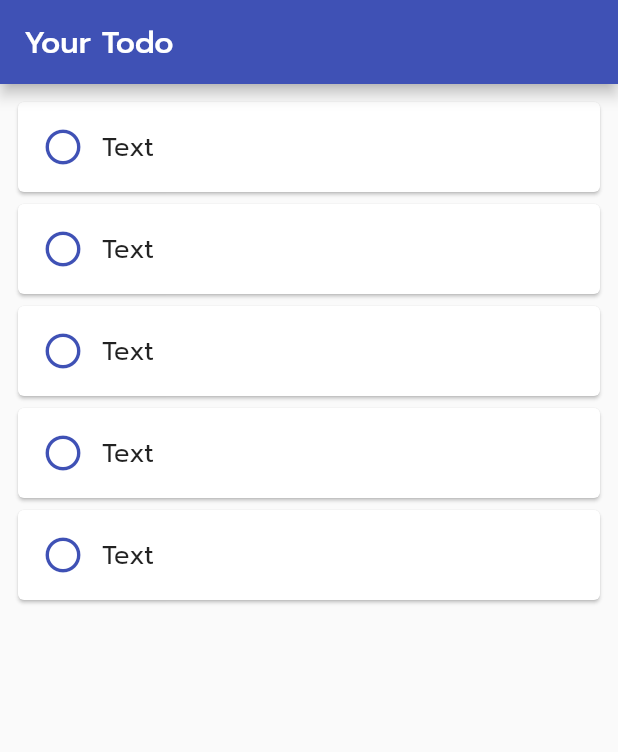
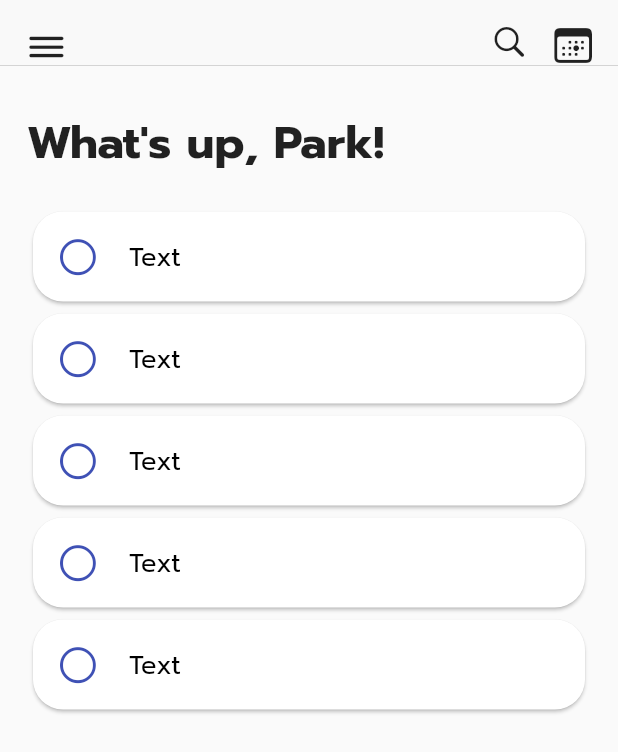
Before and after one commit to ParkSoravee/Todo_App, a Flutter app: the screen it shows after launch, on a phone screen of 412 x 824 dp. Shown: the top 752 px of the screen. Run offline on Flutter 3.47's test engine with Material 2 defaults, Android fonts, the phone set to English and light mode, and no system bars.

Commit message:
design base UI.

```diff
--- a/lib/providers/list.dart
+++ /dev/null
@@ -1,19 +0,0 @@
-import 'package:flutter/material.dart';
-
-class Todo {
-  final String title;
-
-  Todo(this.title);
-}
-
-class TodoList with ChangeNotifier {
-  List<Todo> todos = [];
-
-  List<Todo> get todo {
-    return [...todos];
-  }
-
-  void addTodo(Todo todo) {
-    todos.add(todo);
-  }
-}
--- /dev/null
+++ b/lib/providers/tasks.dart
@@ -0,0 +1,20 @@
+import 'package:flutter/material.dart';
+
+class Task {
+  final String id;
+  final String title;
+
+  Task(this.id, this.title);
+}
+
+class Tasks with ChangeNotifier {
+  List<Task> tasks = [];
+
+  List<Task> get todo {
+    return [...tasks];
+  }
+
+  void addTodo(Task task) {
+    tasks.add(task);
+  }
+}
--- a/lib/screens/todo_screen.dart
+++ b/lib/screens/todo_screen.dart
@@ -1,4 +1,5 @@
 import 'package:flutter/material.dart';
+import 'package:flutter/cupertino.dart';
 
 import 'package:todo_app/widgets/todo_card.dart';
 
@@ -11,14 +12,56 @@ class _TodoScreenState extends State<TodoScreen> {
   @override
   Widget build(BuildContext context) {
     return Scaffold(
-      appBar: AppBar(
-        title: Text('Your Todo'),
+      appBar: CupertinoNavigationBar(
+        padding: EdgeInsetsDirectional.all(15),
+        leading: Icon(CupertinoIcons.bars),
+        trailing: Row(
+          mainAxisSize: MainAxisSize.min,
+          children: [
+            Icon(
+              CupertinoIcons.search,
+              size: 25,
+            ),
+            SizedBox(
+              width: 15,
+            ),
+            Icon(
+              CupertinoIcons.calendar_today,
+              size: 30,
+            ),
+          ],
+        ),
       ),
       body: Container(
-        padding: EdgeInsets.all(8.0),
-        child: ListView.builder(
-          itemCount: 5,
-          itemBuilder: (ctx, index) => TodoCard(),
+        padding: EdgeInsets.symmetric(
+          horizontal: 18,
+          vertical: 18,
+        ),
+        child: Column(
+          children: [
+            Container(
+              padding: EdgeInsets.symmetric(vertical: 10),
+              width: double.infinity,
+              child: Text(
+                'What\'s up, Park!',
+                style: TextStyle(
+                  fontSize: 30,
+                  fontWeight: FontWeight.w700,
+                ),
+                textAlign: TextAlign.start,
+              ),
+            ),
+            Expanded(
+              child: Container(
+                // height: 500,
+                margin: EdgeInsets.only(top: 10.0),
+                child: ListView.builder(
+                  itemCount: 5,
+                  itemBuilder: (ctx, index) => TodoCard(),
+                ),
+              ),
+            ),
+          ],
         ),
       ),
     );
--- a/lib/widgets/todo_card.dart
+++ b/lib/widgets/todo_card.dart
@@ -1,3 +1,4 @@
+import 'package:flutter/cupertino.dart';
 import 'package:flutter/material.dart';
 
 class TodoCard extends StatefulWidget {
@@ -11,6 +12,7 @@ class _TodoCardState extends State<TodoCard> {
   @override
   Widget build(BuildContext context) {
     return Card(
+      shape: RoundedRectangleBorder(borderRadius: BorderRadius.circular(20)),
       child: InkWell(
         onTap: () {
           setState(() {
@@ -22,16 +24,22 @@ class _TodoCardState extends State<TodoCard> {
           child: Row(
             children: [
               Icon(
-                isFinish ? Icons.check_circle : Icons.circle_outlined,
-                color: Theme.of(context).primaryColor,
+                isFinish
+                    ? CupertinoIcons.checkmark_alt_circle_fill
+                    // : Icons.check_box_outline_blank_rounded,
+                    : CupertinoIcons.circle,
+                color: isFinish
+                    ? Theme.of(context).primaryColor.withAlpha(200)
+                    : Theme.of(context).primaryColor,
                 size: 28,
               ),
-              SizedBox(width: 12),
+              SizedBox(width: 20),
               Text(
                 'Text',
                 style: TextStyle(
                   fontSize: 17,
                   decoration: isFinish ? TextDecoration.lineThrough : null,
+                  color: isFinish ? Colors.black54 : Colors.black,
                 ),
               ),
             ],
--- a/pubspec.yaml
+++ b/pubspec.yaml
@@ -72,6 +72,8 @@ flutter:
           weight: 500
         - asset: assets/fonts/Prompt-SemiBold.ttf
           weight: 600
+        - asset: assets/fonts/Prompt-Bold.ttf
+          weight: 700
 
     # - family: Trajan Pro
     #   fonts:
```
Also changed, not shown: assets/fonts/Prompt-Bold.ttf (added).
